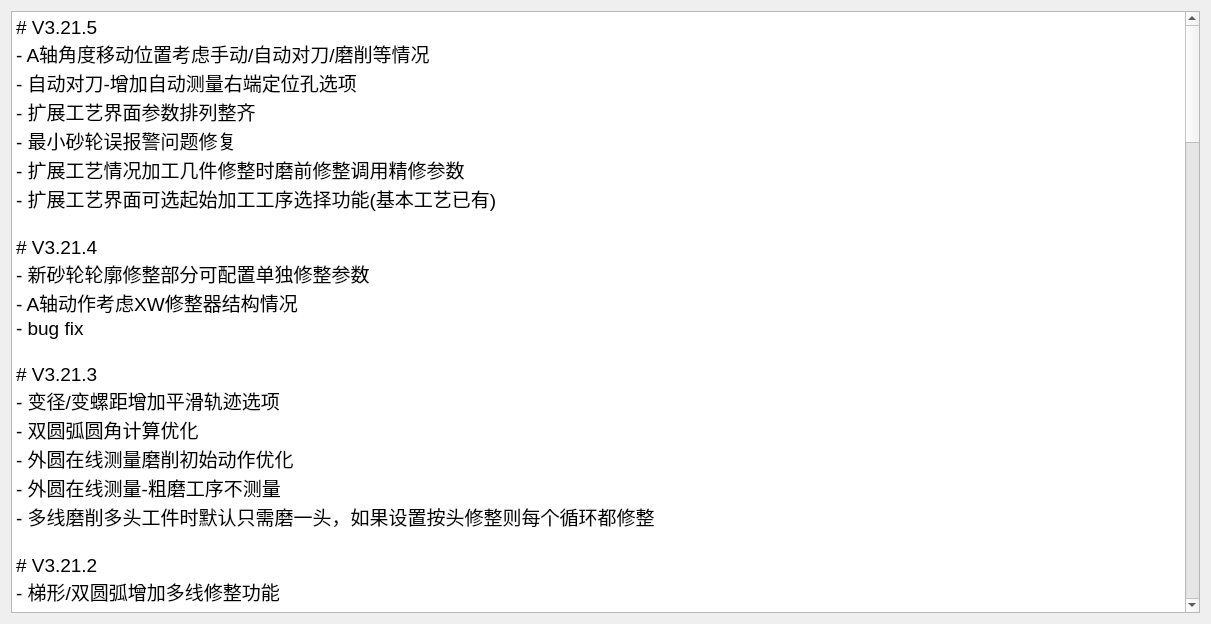
First picture: the form in history.ui, repository nie11kun/HorizonJuicerCreator, before the edit.
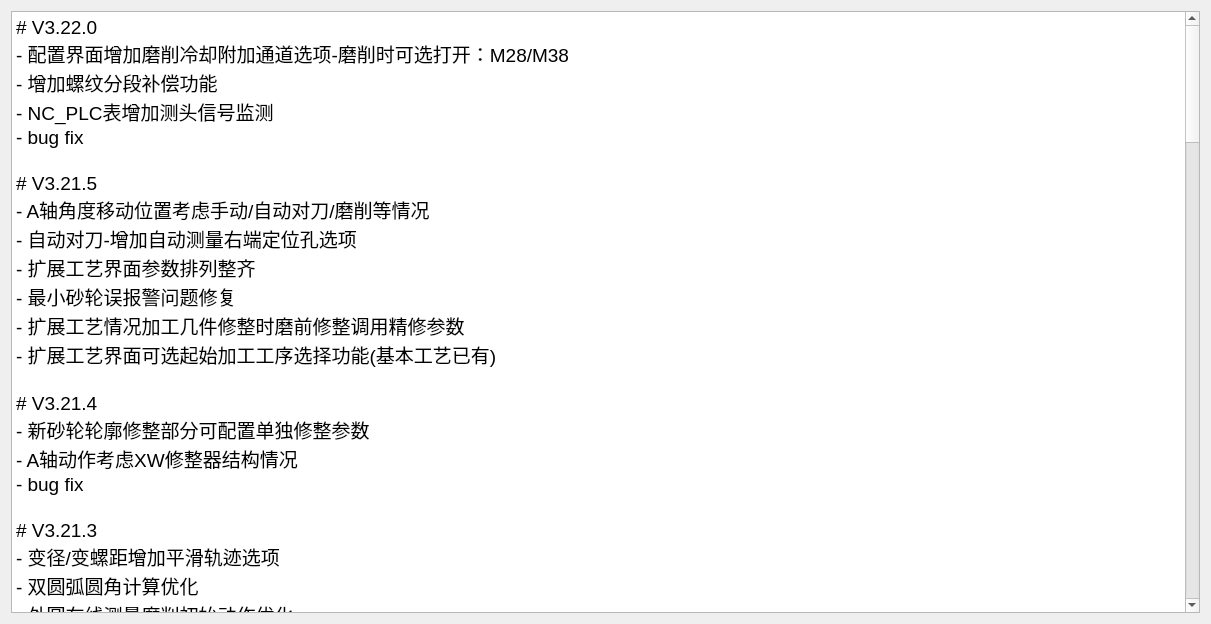
Second picture: the form after the edit.

```diff
--- a/history.ui
+++ b/history.ui
@@ -24,6 +24,12 @@
 li.unchecked::marker { content: &quot;\2610&quot;; }
 li.checked::marker { content: &quot;\2612&quot;; }
 &lt;/style&gt;&lt;/head&gt;&lt;body style=&quot; font-family:'Segoe UI'; font-size:9pt; font-weight:400; font-style:normal;&quot;&gt;
+&lt;p style=&quot; margin-top:0px; margin-bottom:0px; margin-left:0px; margin-right:0px; -qt-block-indent:0; text-indent:0px;&quot;&gt;&lt;span style=&quot; font-size:14pt;&quot;&gt;# V3.22.0&lt;/span&gt;&lt;/p&gt;
+&lt;p style=&quot; margin-top:0px; margin-bottom:0px; margin-left:0px; margin-right:0px; -qt-block-indent:0; text-indent:0px;&quot;&gt;&lt;span style=&quot; font-size:14pt;&quot;&gt;- 配置界面增加磨削冷却附加通道选项-磨削时可选打开：M28/M38&lt;/span&gt;&lt;/p&gt;
+&lt;p style=&quot; margin-top:0px; margin-bottom:0px; margin-left:0px; margin-right:0px; -qt-block-indent:0; text-indent:0px;&quot;&gt;&lt;span style=&quot; font-size:14pt;&quot;&gt;- 增加螺纹分段补偿功能&lt;/span&gt;&lt;/p&gt;
+&lt;p style=&quot; margin-top:0px; margin-bottom:0px; margin-left:0px; margin-right:0px; -qt-block-indent:0; text-indent:0px;&quot;&gt;&lt;span style=&quot; font-size:14pt;&quot;&gt;- NC_PLC表增加测头信号监测&lt;/span&gt;&lt;/p&gt;
+&lt;p style=&quot; margin-top:0px; margin-bottom:0px; margin-left:0px; margin-right:0px; -qt-block-indent:0; text-indent:0px;&quot;&gt;&lt;span style=&quot; font-size:14pt;&quot;&gt;- bug fix&lt;/span&gt;&lt;/p&gt;
+&lt;p style=&quot;-qt-paragraph-type:empty; margin-top:0px; margin-bottom:0px; margin-left:0px; margin-right:0px; -qt-block-indent:0; text-indent:0px; font-size:14pt;&quot;&gt;&lt;br /&gt;&lt;/p&gt;
 &lt;p style=&quot; margin-top:0px; margin-bottom:0px; margin-left:0px; margin-right:0px; -qt-block-indent:0; text-indent:0px;&quot;&gt;&lt;span style=&quot; font-size:14pt;&quot;&gt;# V3.21.5&lt;/span&gt;&lt;/p&gt;
 &lt;p style=&quot; margin-top:0px; margin-bottom:0px; margin-left:0px; margin-right:0px; -qt-block-indent:0; text-indent:0px;&quot;&gt;&lt;span style=&quot; font-size:14pt;&quot;&gt;- A轴角度移动位置考虑手动/自动对刀/磨削等情况&lt;/span&gt;&lt;/p&gt;
 &lt;p style=&quot; margin-top:0px; margin-bottom:0px; margin-left:0px; margin-right:0px; -qt-block-indent:0; text-indent:0px;&quot;&gt;&lt;span style=&quot; font-size:14pt;&quot;&gt;- 自动对刀-增加自动测量右端定位孔选项&lt;/span&gt;&lt;/p&gt;
```
